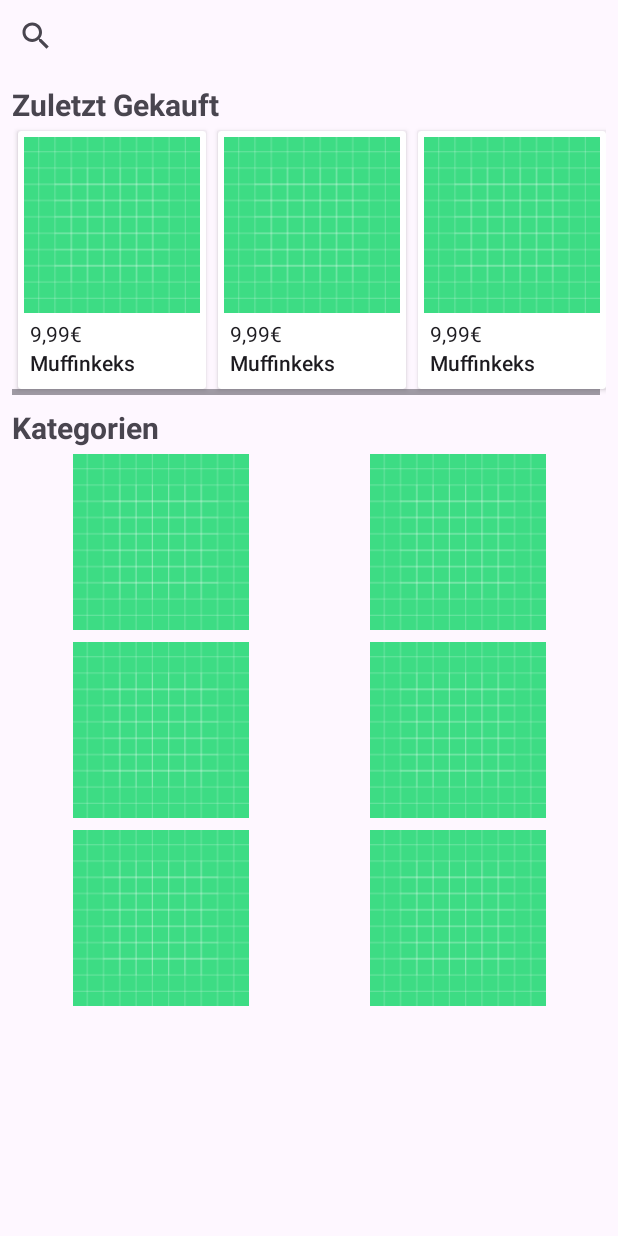
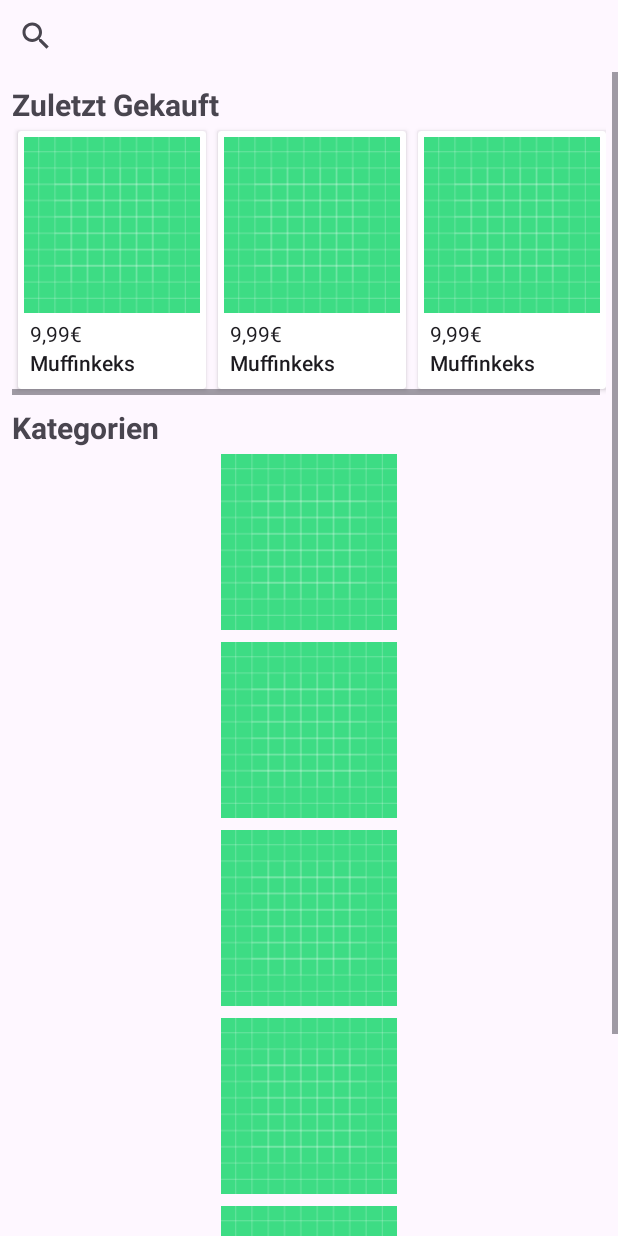
Before and after one commit to LeoHerrmann/blink, an Android app: the layout fragment_home.xml on its own in the app's theme, with its tools: preview values and no code run, on a phone screen of 412 x 824 dp. Run offline under Robolectric (Android 15) with nearby library versions, the phone set to English and light mode, and no system bars.

Commit message:
Dynamisches GridLayou

```diff
--- a/app/src/main/res/layout/fragment_home.xml
+++ b/app/src/main/res/layout/fragment_home.xml
@@ -194,14 +194,23 @@
                 app:layout_constraintStart_toStartOf="parent"
                 app:layout_constraintTop_toBottomOf="@+id/horizontalScrollView" />
 
+            <!--<ListView
+                android:layout_width="match_parent"
+                android:layout_height="wrap_content">
+
+
+
+            </ListView>-->
+
             <GridLayout
                 android:layout_width="match_parent"
                 android:layout_height="wrap_content"
-                android:columnCount="2"
+                android:columnCount="1"
                 android:paddingBottom="56dp"
-                android:rowCount="2">
+                android:id="@+id/categoriesGridLayout">
 
                 <ImageView
+                    android:id="@+id/gridItem"
                     android:layout_width="125dp"
                     android:layout_height="125dp"
                     android:layout_rowWeight="1"
```
Also changed, not shown: app/src/main/java/com/example/appactivitys/ui/home/HomeFragment.java (+31 -0 lines).
